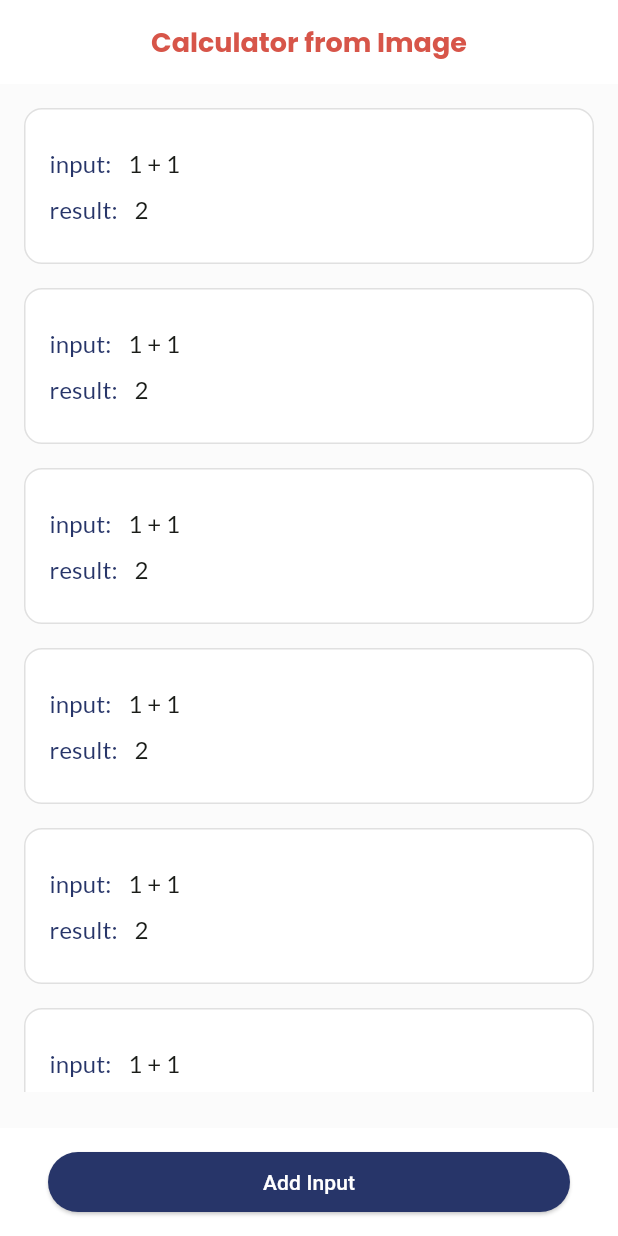
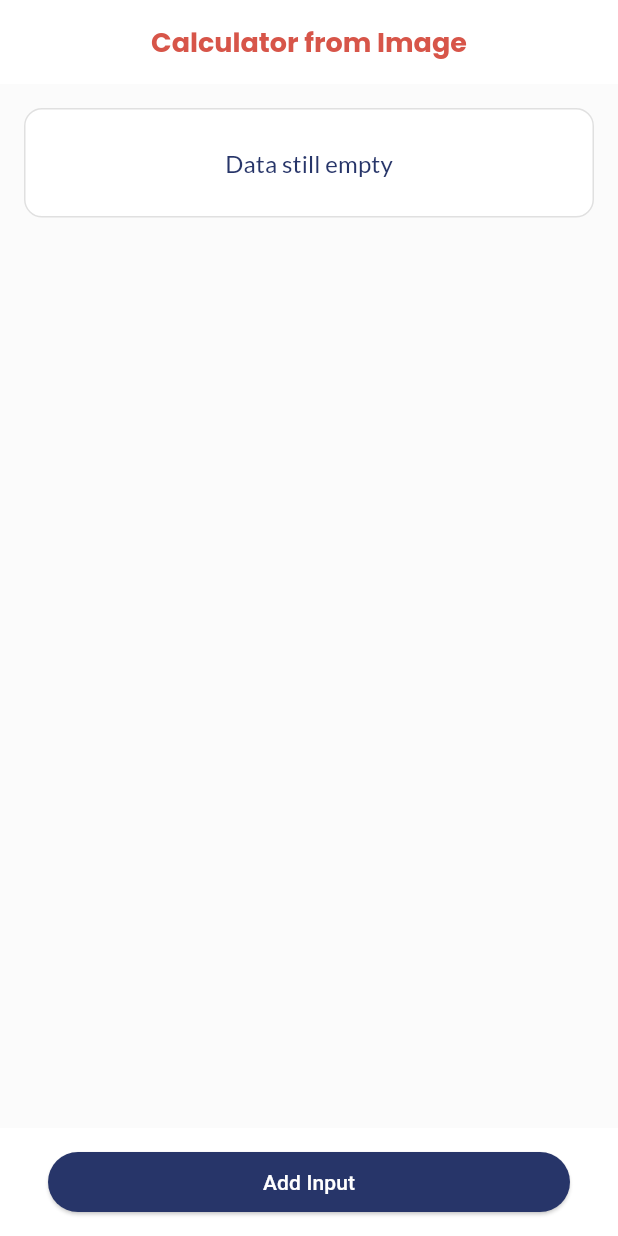
Before and after one commit to alvinraa/ina17_test, a Flutter app: the screen it shows after launch, on a phone screen of 412 x 824 dp. Run offline on Flutter 3.47's test engine with Material 3 defaults, Android fonts, the phone set to English and light mode, and no system bars; our stand-ins replace dio, google_fonts, image_picker; missing offline and left inert: google_mlkit_text_recognition; Roboto replaces fonts that are missing (Ubuntu).

Commit message:
integrate home_page
- add ResultModel
- handle WillPopScope in the take_photo page, now then user press backbutton or back in appbar, will send resultmodel if isTextConvertSuccess
- improve UI and integrate HomePage, now showing the result from listResult

```diff
--- /dev/null
+++ b/lib/feature/home/data/model/result_model.dart
@@ -0,0 +1,9 @@
+class ResultModel {
+  String? input;
+  String? result;
+
+  ResultModel({
+    this.input,
+    this.result,
+  });
+}
--- a/lib/feature/home/presentation/page/home_page.dart
+++ b/lib/feature/home/presentation/page/home_page.dart
@@ -5,6 +5,7 @@ import 'package:ina17_test/core/common/navigation.dart';
 import 'package:ina17_test/core/common/routes.dart';
 import 'package:ina17_test/core/theme/style.dart';
 import 'package:ina17_test/core/widget/button/default_button.dart';
+import 'package:ina17_test/feature/home/data/model/result_model.dart';
 
 class HomePage extends StatefulWidget {
   const HomePage({super.key});
@@ -14,6 +15,11 @@ class HomePage extends StatefulWidget {
 }
 
 class _HomePageState extends State<HomePage> {
+  List<ResultModel> listResult = [];
+  ResultModel? resultModel;
+  String? input;
+  String? result;
+
   @override
   Widget build(BuildContext context) {
     return Scaffold(
@@ -42,11 +48,6 @@ class _HomePageState extends State<HomePage> {
             physics: const ClampingScrollPhysics(),
             children: [
               buildResultCalc(context),
-              buildResultCalc(context),
-              buildResultCalc(context),
-              buildResultCalc(context),
-              buildResultCalc(context),
-              buildResultCalc(context),
             ],
           ),
         ),
@@ -60,8 +61,69 @@ class _HomePageState extends State<HomePage> {
     var textTheme = Theme.of(context).textTheme;
     var colorScheme = Theme.of(context).colorScheme;
 
+    return listResult.isEmpty
+        ? Container(
+            margin: const EdgeInsets.fromLTRB(16, 16, 16, 0),
+            padding: const EdgeInsets.symmetric(
+              horizontal: 16,
+              vertical: 24,
+            ),
+            decoration: BoxDecoration(
+              color: colorScheme.onPrimary,
+              border: Border.all(color: Colors.grey.shade300),
+              borderRadius: BorderRadius.circular(12),
+            ),
+            child: Center(
+              child: Text(
+                'Data still empty',
+                softWrap: true,
+                style: GoogleFonts.lato(
+                  textStyle: textTheme.labelLarge?.copyWith(
+                    fontSize: 16,
+                    fontWeight: FontWeight.w400,
+                    color: colorScheme.secondary,
+                  ),
+                ),
+              ),
+            ),
+          )
+        : ListView.separated(
+            shrinkWrap: true,
+            physics: const NeverScrollableScrollPhysics(),
+            itemCount: listResult.length,
+            separatorBuilder: (context, index) => const SizedBox(height: 24),
+            itemBuilder: (context, index) {
+              return Column(
+                crossAxisAlignment: CrossAxisAlignment.start,
+                children: [
+                  Container(
+                    margin: const EdgeInsets.fromLTRB(16, 0, 16, 0),
+                    child: Text(
+                      'Result ${index + 1} ',
+                      softWrap: true,
+                      style: GoogleFonts.lato(
+                        textStyle: textTheme.labelLarge?.copyWith(
+                          fontSize: 16,
+                          fontWeight: FontWeight.w400,
+                          color: colorScheme.secondary,
+                        ),
+                      ),
+                    ),
+                  ),
+                  resultCalc(listResult[index].input ?? '',
+                      listResult[index].result ?? ''),
+                ],
+              );
+            },
+          );
+  }
+
+  Widget resultCalc(String input, String result) {
+    var textTheme = Theme.of(context).textTheme;
+    var colorScheme = Theme.of(context).colorScheme;
+
     return Container(
-      margin: const EdgeInsets.fromLTRB(16, 16, 16, 0),
+      margin: const EdgeInsets.fromLTRB(16, 8, 16, 0),
       padding: const EdgeInsets.symmetric(
         horizontal: 16,
         vertical: 24,
@@ -93,7 +155,7 @@ class _HomePageState extends State<HomePage> {
               Expanded(
                 child: Text(
                   // change to image to text
-                  '1 + 1',
+                  input,
                   softWrap: true,
                   style: GoogleFonts.lato(
                     textStyle: textTheme.labelLarge?.copyWith(
@@ -126,7 +188,7 @@ class _HomePageState extends State<HomePage> {
               ),
               Text(
                 // calc from image to text
-                '2',
+                result,
                 softWrap: true,
                 style: GoogleFonts.lato(
                   textStyle: textTheme.labelLarge?.copyWith(
@@ -161,10 +223,24 @@ class _HomePageState extends State<HomePage> {
               // nav keinput page
               // Navigator.pushNamed(context, Routes.takePhotoPage,
               //     arguments: data);
-              navigatorKey.currentState?.pushNamed(
+              navigatorKey.currentState
+                  ?.pushNamed(
                 Routes.takePhotoPage,
                 // arguments: data,
-              );
+              )
+                  .then((value) {
+                if (value != null) {
+                  resultModel = value as ResultModel?;
+                  if (resultModel != null) {
+                    Logger.print(resultModel?.input ?? 'kosong');
+                    Logger.print(resultModel?.result ?? 'kosong');
+
+                    setState(() {
+                      listResult.add(resultModel ?? ResultModel());
+                    });
+                  }
+                }
+              });
             },
             // showLoading: state is SelfSummarySaveLoading,
             label: 'Add Input',
```
Also changed, not shown: lib/feature/take_photo/presentation/page/take_photo_page.dart (+36 -7 lines).
